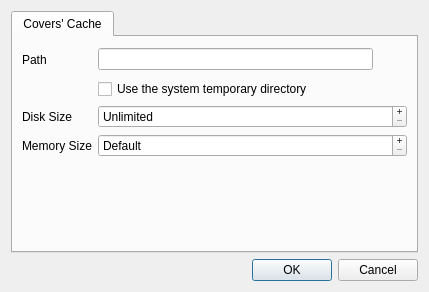
Old version of the form qwbfs/src/PropertiesDialog.ui in the repository amestica/qwbfs.
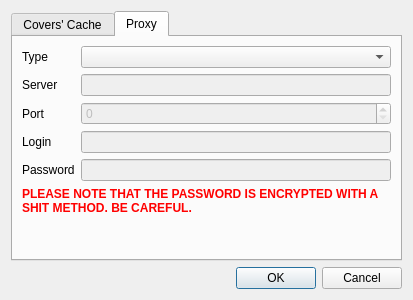
New version of the form. The open tabs and pages were chosen to show the change. Icons and pictures are not drawn.

Commit message: Add primary proxy support.

Diff of the .ui file:
```diff
--- a/qwbfs/src/PropertiesDialog.ui
+++ b/qwbfs/src/PropertiesDialog.ui
@@ -6,8 +6,8 @@
    <rect>
     <x>0</x>
     <y>0</y>
-    <width>429</width>
-    <height>292</height>
+    <width>400</width>
+    <height>300</height>
    </rect>
   </property>
   <property name="windowTitle">
@@ -147,6 +147,154 @@
        </item>
       </layout>
      </widget>
+     <widget class="QWidget" name="wProxy">
+      <attribute name="title">
+       <string>Proxy</string>
+      </attribute>
+      <layout class="QGridLayout" name="gridLayout_2">
+       <item row="0" column="0">
+        <widget class="QLabel" name="lProxyType">
+         <property name="text">
+          <string>Type</string>
+         </property>
+        </widget>
+       </item>
+       <item row="0" column="1">
+        <widget class="QComboBox" name="cbProxyType"/>
+       </item>
+       <item row="3" column="0">
+        <widget class="QLabel" name="lProxyLogin">
+         <property name="text">
+          <string>Login</string>
+         </property>
+        </widget>
+       </item>
+       <item row="3" column="1">
+        <widget class="QLineEdit" name="leProxyLogin">
+         <property name="enabled">
+          <bool>false</bool>
+         </property>
+        </widget>
+       </item>
+       <item row="4" column="0">
+        <widget class="QLabel" name="lProxyPassword">
+         <property name="text">
+          <string>Password</string>
+         </property>
+        </widget>
+       </item>
+       <item row="4" column="1">
+        <widget class="QLineEdit" name="leProxyPassword">
+         <property name="enabled">
+          <bool>false</bool>
+         </property>
+         <property name="echoMode">
+          <enum>QLineEdit::PasswordEchoOnEdit</enum>
+         </property>
+        </widget>
+       </item>
+       <item row="6" column="0" colspan="2">
+        <spacer name="verticalSpacer_2">
+         <property name="orientation">
+          <enum>Qt::Vertical</enum>
+         </property>
+         <property name="sizeHint" stdset="0">
+          <size>
+           <width>369</width>
+           <height>41</height>
+          </size>
+         </property>
+        </spacer>
+       </item>
+       <item row="1" column="0">
+        <widget class="QLabel" name="lProxyServer">
+         <property name="text">
+          <string>Server</string>
+         </property>
+        </widget>
+       </item>
+       <item row="1" column="1">
+        <widget class="QLineEdit" name="leProxyServer">
+         <property name="enabled">
+          <bool>false</bool>
+         </property>
+        </widget>
+       </item>
+       <item row="2" column="0">
+        <widget class="QLabel" name="lProxyPort">
+         <property name="text">
+          <string>Port</string>
+         </property>
+        </widget>
+       </item>
+       <item row="2" column="1">
+        <widget class="QSpinBox" name="sbProxyPort">
+         <property name="enabled">
+          <bool>false</bool>
+         </property>
+         <property name="maximum">
+          <number>65535</number>
+         </property>
+        </widget>
+       </item>
+       <item row="5" column="0" colspan="2">
+        <widget class="QLabel" name="label">
+         <property name="palette">
+          <palette>
+           <active>
+            <colorrole role="WindowText">
+             <brush brushstyle="SolidPattern">
+              <color alpha="255">
+               <red>255</red>
+               <green>0</green>
+               <blue>0</blue>
+              </color>
+             </brush>
+            </colorrole>
+           </active>
+           <inactive>
+            <colorrole role="WindowText">
+             <brush brushstyle="SolidPattern">
+              <color alpha="255">
+               <red>255</red>
+               <green>0</green>
+               <blue>0</blue>
+              </color>
+             </brush>
+            </colorrole>
+           </inactive>
+           <disabled>
+            <colorrole role="WindowText">
+             <brush brushstyle="SolidPattern">
+              <color alpha="255">
+               <red>151</red>
+               <green>150</green>
+               <blue>150</blue>
+              </color>
+             </brush>
+            </colorrole>
+           </disabled>
+          </palette>
+         </property>
+         <property name="font">
+          <font>
+           <weight>75</weight>
+           <bold>true</bold>
+          </font>
+         </property>
+         <property name="text">
+          <string>PLEASE NOTE THAT THE PASSWORD IS ENCRYPTED WITH A SHIT METHOD. BE CAREFUL.</string>
+         </property>
+         <property name="alignment">
+          <set>Qt::AlignLeading|Qt::AlignLeft|Qt::AlignTop</set>
+         </property>
+         <property name="wordWrap">
+          <bool>true</bool>
+         </property>
+        </widget>
+       </item>
+      </layout>
+     </widget>
     </widget>
    </item>
    <item>
```
The commit also changes 5 other files.
